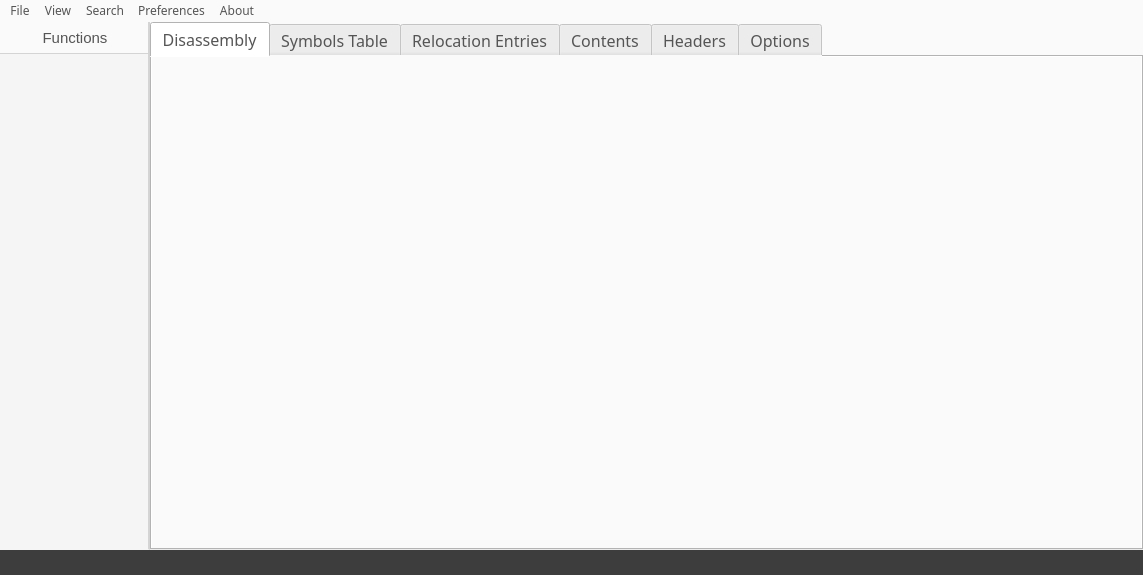
The window that src/mainwindow.ui (jubal-R/ObjGui) describes before a commit, drawn with Qt 5.
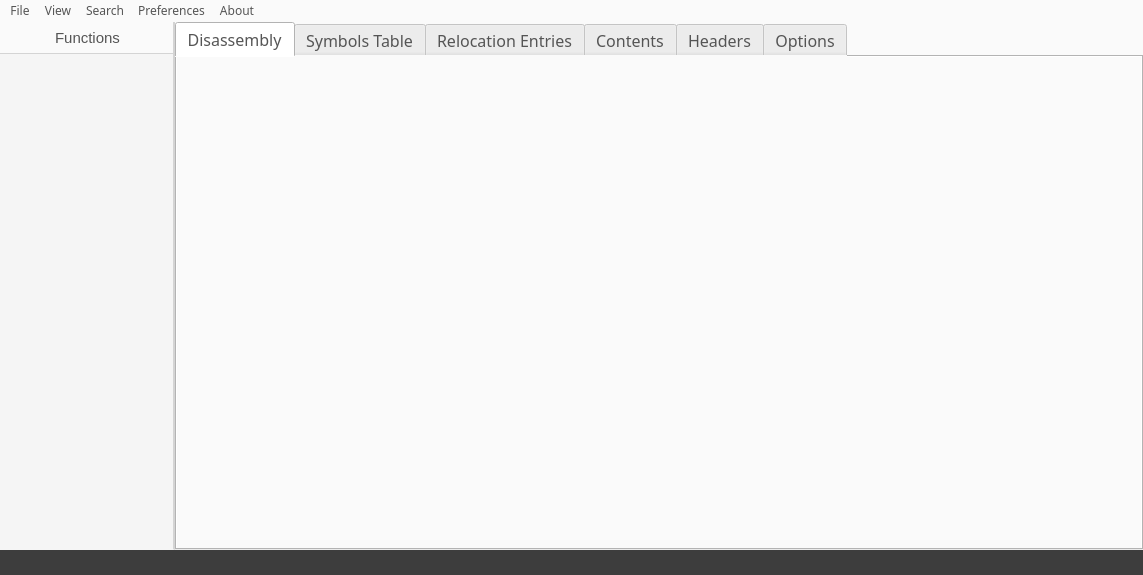
The same window after the commit.

The edit to the form file:
```diff
--- a/src/mainwindow.ui
+++ b/src/mainwindow.ui
@@ -121,7 +121,7 @@
            </property>
            <property name="maximumSize">
             <size>
-             <width>150</width>
+             <width>175</width>
              <height>16777215</height>
             </size>
            </property>
```
Left out of the diff: 7 changed lines with no effect on the pictures.
